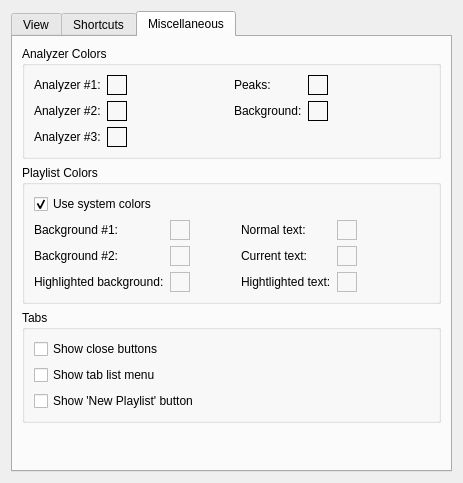
Before: the Qt Designer form qmmp-plugin-pack/src/Ui/qsui/forms/qsuisettings.ui in djdron/qmmp, drawn with Qt 5.
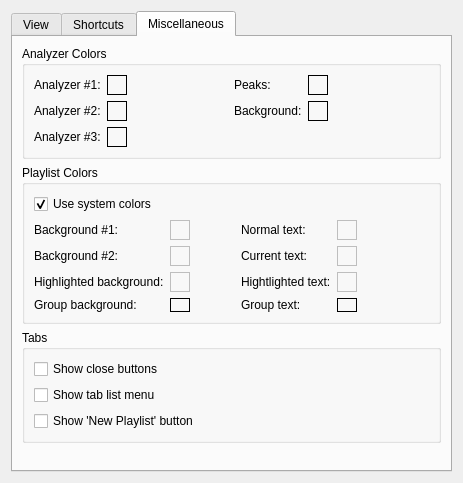
After: the same form once the commit is applied. The open tabs and pages were chosen to show the change. Custom widgets are drawn as their Qt base class.

Commit message: qsui: separate group color settings

```diff
--- a/qmmp-plugin-pack/src/Ui/qsui/forms/qsuisettings.ui
+++ b/qmmp-plugin-pack/src/Ui/qsui/forms/qsuisettings.ui
@@ -745,6 +745,40 @@
             </property>
            </widget>
           </item>
+          <item row="4" column="0">
+           <widget class="QLabel" name="label_14">
+            <property name="text">
+             <string>Group background:</string>
+            </property>
+           </widget>
+          </item>
+          <item row="4" column="3">
+           <widget class="QLabel" name="label_15">
+            <property name="text">
+             <string>Group text:</string>
+            </property>
+           </widget>
+          </item>
+          <item row="4" column="1">
+           <widget class="ColorWidget" name="plGrBgColor">
+            <property name="frameShape">
+             <enum>QFrame::Box</enum>
+            </property>
+            <property name="frameShadow">
+             <enum>QFrame::Plain</enum>
+            </property>
+           </widget>
+          </item>
+          <item row="4" column="4">
+           <widget class="ColorWidget" name="plGrTextColor">
+            <property name="frameShape">
+             <enum>QFrame::Box</enum>
+            </property>
+            <property name="frameShadow">
+             <enum>QFrame::Plain</enum>
+            </property>
+           </widget>
+          </item>
          </layout>
         </widget>
        </item>
```
Left out of the diff: 70 changed lines with no effect on the pictures. The commit also changes 3 other files.
